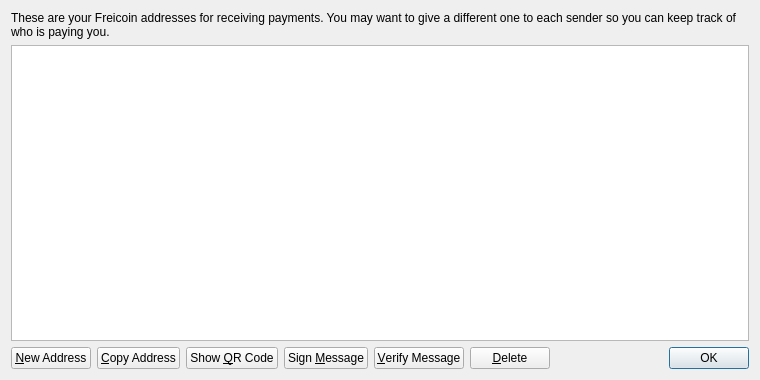
This is src/qt/forms/addressbookpage.ui in dzsmining/GingerCoin as Qt 5 draws it before an edit. The edited form follows.
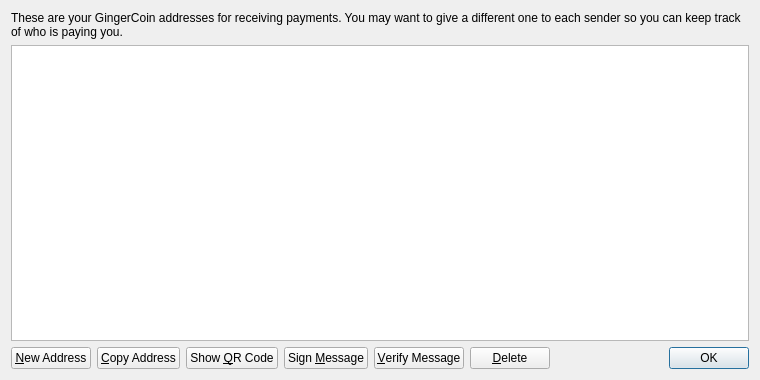
This is the edited form. Icons and pictures are not drawn.

Patch:
```diff
--- a/src/qt/forms/addressbookpage.ui
+++ b/src/qt/forms/addressbookpage.ui
@@ -17,7 +17,7 @@
    <item>
     <widget class="QLabel" name="labelExplanation">
      <property name="text">
-      <string>These are your Freicoin addresses for receiving payments. You may want to give a different one to each sender so you can keep track of who is paying you.</string>
+      <string>These are your GingerCoin addresses for receiving payments. You may want to give a different one to each sender so you can keep track of who is paying you.</string>
      </property>
      <property name="textFormat">
       <enum>Qt::PlainText</enum>
```
Left out of the diff: 18 changed lines with no effect on the pictures.
